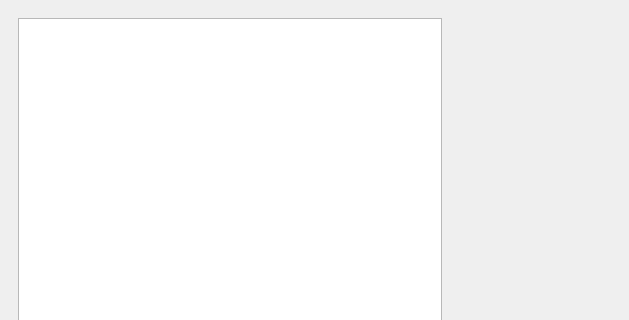
Above: mainwindow.ui from sibenshtern/mipt_project before the change; both pictures show x 0 to 629 and y 0 to 320 of the 629 by 901 pixel window. Below: the same form after it.
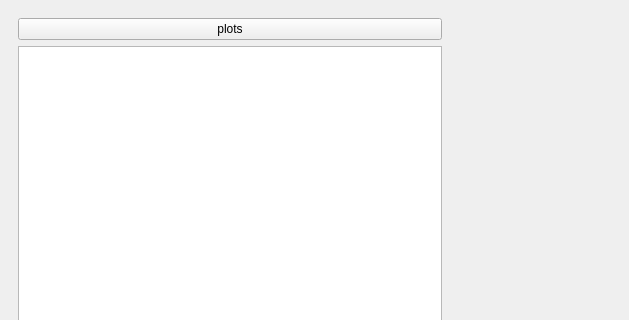
That is the form after the change. The open tabs and pages were chosen to show the change. Custom widgets are drawn as their Qt base class.

Commit message: Added histogramm plot and plot choice

Patch:
```diff
--- a/mainwindow.ui
+++ b/mainwindow.ui
@@ -125,6 +125,13 @@
           </property>
           <widget class="QWidget" name="TableWidget" native="true">
            <layout class="QVBoxLayout" name="verticalLayout_3">
+            <item>
+             <widget class="QPushButton" name="GraphSettingsButton">
+              <property name="text">
+               <string>plots</string>
+              </property>
+             </widget>
+            </item>
             <item>
              <widget class="QTableView" name="VisualTable"/>
             </item>
```
Left out of the diff: 2 changed lines with no effect on the pictures. The commit also changes 7 other files.
